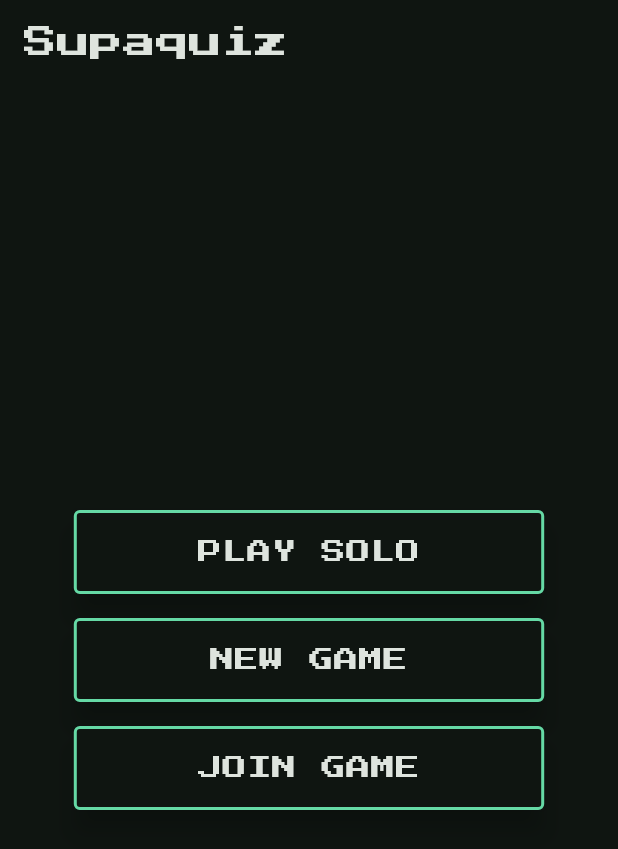
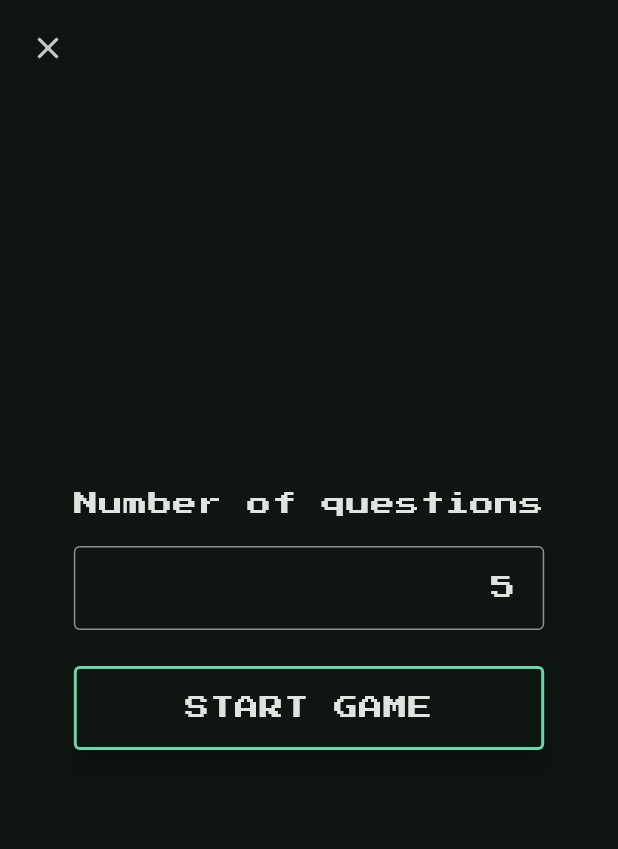
Before and after one commit to yallurium/supaquiz, a Flutter app: the screen it shows after launch, after a tap on "PLAY SOLO", on a phone screen of 412 x 824 dp. Shown: the top 849 px of the screen. Run offline on Flutter 3.47's test engine with Material 2 defaults, Android fonts, the light colour scheme and no system bars; our stand-ins replace google_fonts.

Commit message:
Add support for solo games

```diff
--- /dev/null
+++ b/lib/dependencies.dart
@@ -0,0 +1,32 @@
+import 'package:flutter/widgets.dart';
+import 'package:supaquiz/repositories/trivia_repository.dart';
+import 'package:supaquiz/services/game_service.dart';
+
+class Dependencies extends InheritedWidget {
+  final GameService gameService;
+
+  factory Dependencies.init({required Widget child}) {
+    return Dependencies._(
+      gameService: GameService(TriviaRepository()),
+      child: child,
+    );
+  }
+
+  const Dependencies._({
+    Key? key,
+    required this.gameService,
+    required Widget child,
+  }) : super(key: key, child: child);
+
+  static Dependencies of(BuildContext context) {
+    final Dependencies? result =
+        context.dependOnInheritedWidgetOfExactType<Dependencies>();
+    assert(result != null, 'No Dependencies found in context');
+    return result!;
+  }
+
+  @override
+  bool updateShouldNotify(Dependencies oldWidget) {
+    return false;
+  }
+}
--- a/lib/main.dart
+++ b/lib/main.dart
@@ -1,7 +1,8 @@
 import 'package:flutter/material.dart';
+import 'package:supaquiz/dependencies.dart';
 import 'package:supaquiz/theme.dart';
 import 'package:supaquiz/views/home.dart';
-import 'package:supaquiz/widgets/option_button.dart';
+import 'package:supaquiz/widgets/app_screen.dart';
 
 void main() {
   runApp(const MyApp());
@@ -12,33 +13,11 @@ class MyApp extends StatelessWidget {
 
   @override
   Widget build(BuildContext context) {
-    return MaterialApp(
-      title: 'Supaquiz',
-      theme: theme,
-      home: const MyHomePage(title: 'Supaquiz'),
-    );
-  }
-}
-
-class MyHomePage extends StatefulWidget {
-  const MyHomePage({super.key, required this.title});
-
-  final String title;
-
-  @override
-  State<MyHomePage> createState() => _MyHomePageState();
-}
-
-class _MyHomePageState extends State<MyHomePage> {
-  @override
-  Widget build(BuildContext context) {
-    return Scaffold(
-      appBar: AppBar(
-        title: Text(widget.title),
-      ),
-      body: Center(
-        child: FractionallySizedBox(
-          widthFactor: 0.8,
+    return Dependencies.init(
+      child: MaterialApp(
+        title: 'Supaquiz',
+        theme: theme,
+        home: AppScreen(
           child: const HomeView(),
         ),
       ),
--- /dev/null
+++ b/lib/models/solo_game.dart
@@ -0,0 +1,30 @@
+import 'package:supaquiz/models/trivia_question.dart';
+
+class SoloGame {
+  final Iterator<TriviaQuestion> _iterator;
+  final int totalQuestions;
+
+  int _correctAnswers = 0;
+
+  SoloGame(List<TriviaQuestion> questions)
+      : _iterator = questions.iterator,
+        totalQuestions = questions.length;
+
+  int get correctAnswers => _correctAnswers;
+
+  TriviaQuestion? get nextQuestion {
+    final hasNext = _iterator.moveNext();
+    if (hasNext) {
+      return _iterator.current;
+    }
+    return null;
+  }
+
+  bool validateAnswer(String answer, TriviaQuestion question) {
+    if (question.correctAnswer != answer) {
+      return false;
+    }
+    _correctAnswers += 1;
+    return true;
+  }
+}
--- a/lib/models/trivia_question.dart
+++ b/lib/models/trivia_question.dart
@@ -8,16 +8,16 @@ class TriviaQuestion {
   final String correctAnswer;
   final List<String> incorrectAnswers;
   final String question;
+  final List<String> answers;
 
   TriviaQuestion(
-      this.category, this.correctAnswer, this.incorrectAnswers, this.question);
+      this.category, this.correctAnswer, this.incorrectAnswers, this.question)
+      : answers = List.of(incorrectAnswers)
+          ..add(correctAnswer)
+          ..shuffle();
 
   factory TriviaQuestion.fromJson(Map<String, dynamic> json) =>
       _$TriviaQuestionFromJson(json);
 
   Map<String, dynamic> toJson() => _$TriviaQuestionToJson(this);
-
-  List<String> get answers => List.of(incorrectAnswers)
-    ..add(correctAnswer)
-    ..shuffle();
 }
--- a/lib/repositories/trivia_repository.dart
+++ b/lib/repositories/trivia_repository.dart
@@ -7,8 +7,9 @@ class TriviaRepository {
   static const _authority = 'the-trivia-api.com';
 
   // TODO Pass parameters.
-  Future<List<TriviaQuestion>> getQuestions() async {
-    final url = Uri.https(_authority, 'api/questions');
+  Future<List<TriviaQuestion>> getQuestions(int numOfQuestions) async {
+    final url = Uri.https(
+        _authority, 'api/questions', {'limit': numOfQuestions.toString()});
     final response = await http.get(url);
     final questions = jsonDecode(utf8.decode(response.bodyBytes)) as List;
     return questions
--- /dev/null
+++ b/lib/services/game_service.dart
@@ -0,0 +1,13 @@
+import 'package:supaquiz/models/solo_game.dart';
+import 'package:supaquiz/repositories/trivia_repository.dart';
+
+class GameService {
+  final TriviaRepository triviaRepository;
+
+  GameService(this.triviaRepository);
+
+  Future<SoloGame> newSoloGame(int numOfQuestions) async {
+    final questions = await triviaRepository.getQuestions(numOfQuestions);
+    return SoloGame(questions);
+  }
+}
--- a/lib/views/home.dart
+++ b/lib/views/home.dart
@@ -1,7 +1,7 @@
 import 'package:flutter/material.dart';
 import 'package:supaquiz/repositories/trivia_repository.dart';
-import 'package:supaquiz/views/game/game.dart';
-import 'package:supaquiz/widgets/option_button.dart';
+import 'package:supaquiz/views/solo_game/solo_game_settings.dart';
+import 'package:supaquiz/widgets/app_button.dart';
 
 class HomeView extends StatelessWidget {
   const HomeView({Key? key}) : super(key: key);
@@ -11,34 +11,19 @@ class HomeView extends StatelessWidget {
     return Column(
       mainAxisAlignment: MainAxisAlignment.center,
       children: <Widget>[
-        Row(
-          children: [
-            Expanded(
-              child: OptionButton(
+        AppButton.expanded(
           onPressed: () async {
-                  final questions = await TriviaRepository().getQuestions();
             Navigator.push(
               context,
               MaterialPageRoute(
-                      builder: (_) => GameView(questions: questions),
+                builder: (_) => SoloGameSettings(),
               ),
             );
           },
           label: 'Play solo',
         ),
-            ),
-          ],
-        ),
-        Row(
-          children: [
-            Expanded(child: OptionButton(onPressed: () {}, label: 'New game')),
-          ],
-        ),
-        Row(
-          children: [
-            Expanded(child: OptionButton(onPressed: () {}, label: 'Join game')),
-          ],
-        ),
+        AppButton.expanded(onPressed: () {}, label: 'Host game'),
+        AppButton.expanded(onPressed: () {}, label: 'Join game'),
       ],
     );
   }
--- /dev/null
+++ b/lib/views/solo_game/solo_game_settings.dart
@@ -0,0 +1,50 @@
+import 'package:flutter/material.dart';
+import 'package:supaquiz/dependencies.dart';
+import 'package:supaquiz/models/solo_game.dart';
+import 'package:supaquiz/views/solo_game/solo_game_view.dart';
+import 'package:supaquiz/widgets/app_button.dart';
+import 'package:supaquiz/widgets/app_input_field.dart';
+import 'package:supaquiz/widgets/app_screen.dart';
+import 'package:supaquiz/widgets/screen_loader.dart';
+import 'package:supaquiz/widgets/setting_heading.dart';
+
+class SoloGameSettings extends StatelessWidget {
+  final numOfQuestionsController = TextEditingController(text: '5');
+
+  SoloGameSettings({Key? key}) : super(key: key);
+
+  @override
+  Widget build(BuildContext context) {
+    return AppScreen(
+      child: Column(
+        mainAxisSize: MainAxisSize.min,
+        children: [
+          SettingHeading(text: 'Number of questions'),
+          AppInputField.number(
+            controller: numOfQuestionsController,
+          ),
+          const SizedBox(height: 8.0),
+          AppButton.expanded(
+            label: 'Start game',
+            onPressed: () {
+              final numOfQuestions =
+                  int.tryParse(numOfQuestionsController.text) ?? 5;
+              Navigator.pushReplacement(
+                context,
+                MaterialPageRoute(
+                  builder: (_) => ScreenLoader<SoloGame>(
+                      future: Dependencies.of(context)
+                          .gameService
+                          .newSoloGame(numOfQuestions),
+                      builder: (context, game) {
+                        return SoloGameView(game: game);
+                      }),
+                ),
+              );
+            },
+          ),
+        ],
+      ),
+    );
+  }
+}
--- a/lib/widgets/option_button.dart
+++ b/lib/widgets/app_button.dart
@@ -1,18 +1,43 @@
 import 'package:flutter/material.dart';
 import 'package:supaquiz/theme.dart';
 
-class OptionButton extends StatelessWidget {
+class AppButton extends StatelessWidget {
   final String label;
-  final VoidCallback onPressed;
+  final Color? backgroundColor;
+  final VoidCallback? onPressed;
+  final bool expanded;
 
-  const OptionButton({
+  const AppButton.expanded({
     Key? key,
     required this.label,
     required this.onPressed,
-  }) : super(key: key);
+    this.backgroundColor,
+  })  : expanded = true,
+        super(key: key);
+
+  const AppButton({
+    Key? key,
+    required this.label,
+    required this.onPressed,
+    this.backgroundColor,
+  })  : expanded = false,
+        super(key: key);
 
   @override
   Widget build(BuildContext context) {
+    if (expanded) {
+      return Row(
+        children: [
+          Expanded(
+            child: _button(context),
+          )
+        ],
+      );
+    }
+    return _button(context);
+  }
+
+  Widget _button(BuildContext context) {
     return Padding(
       padding: const EdgeInsets.all(8.0),
       child: Material(
@@ -27,6 +52,7 @@ class OptionButton extends StatelessWidget {
               color: supabaseGreen,
               width: 2,
             ),
+            backgroundColor: backgroundColor,
           ),
           child: Padding(
             padding:
--- /dev/null
+++ b/lib/widgets/app_input_field.dart
@@ -0,0 +1,55 @@
+import 'package:flutter/material.dart';
+import 'package:flutter/services.dart';
+import 'package:supaquiz/theme.dart';
+
+class AppInputField extends StatelessWidget {
+  final TextEditingController controller;
+  final TextInputType keyboardType;
+  final TextDirection? textDirection;
+  final List<TextInputFormatter> inputFormatters;
+
+  factory AppInputField.number({
+    Key? key,
+    required TextEditingController controller,
+  }) {
+    return AppInputField(
+      key: key,
+      controller: controller,
+      keyboardType: TextInputType.number,
+      inputFormatters: [
+        FilteringTextInputFormatter.digitsOnly,
+      ],
+      textDirection: TextDirection.rtl,
+    );
+  }
+
+  const AppInputField({
+    Key? key,
+    required this.controller,
+    required this.keyboardType,
+    this.inputFormatters = const [],
+    this.textDirection,
+  }) : super(key: key);
+
+  @override
+  Widget build(BuildContext context) {
+    return Padding(
+      padding: const EdgeInsets.all(8.0),
+      child: TextField(
+        keyboardType: keyboardType,
+        textDirection: textDirection,
+        controller: controller,
+        inputFormatters: inputFormatters,
+        decoration: InputDecoration(
+          border: OutlineInputBorder(
+            borderRadius: BorderRadius.all(Radius.circular(4.0)),
+            borderSide: BorderSide(
+              color: supabaseGreen,
+              width: 2,
+            ),
+          ),
+        ),
+      ),
+    );
+  }
+}
--- /dev/null
+++ b/lib/widgets/app_screen.dart
@@ -0,0 +1,39 @@
+import 'package:flutter/material.dart';
+
+class AppScreen extends StatelessWidget {
+  final Widget child;
+
+  const AppScreen({Key? key, required this.child}) : super(key: key);
+
+  @override
+  Widget build(BuildContext context) {
+    return Scaffold(
+      body: SafeArea(
+        child: Stack(
+          children: [
+            if (Navigator.canPop(context))
+              Padding(
+                padding: const EdgeInsets.all(8.0),
+                child: IconButton(
+                  onPressed: () {
+                    Navigator.pop(context);
+                  },
+                  icon: Icon(
+                    Icons.close,
+                    size: 24.0,
+                  ),
+                ),
+              ),
+            Center(
+              child: FractionallySizedBox(
+                widthFactor: 0.8,
+                alignment: Alignment.center,
+                child: child,
+              ),
+            ),
+          ],
+        ),
+      ),
+    );
+  }
+}
--- /dev/null
+++ b/lib/widgets/setting_heading.dart
@@ -0,0 +1,21 @@
+import 'package:flutter/material.dart';
+
+class SettingHeading extends StatelessWidget {
+  final String text;
+
+  const SettingHeading({
+    Key? key,
+    required this.text,
+  }) : super(key: key);
+
+  @override
+  Widget build(BuildContext context) {
+    return Padding(
+      padding: const EdgeInsets.all(8.0),
+      child: Text(
+        text,
+        style: Theme.of(context).textTheme.bodyLarge,
+      ),
+    );
+  }
+}
```
Also changed, not shown: lib/views/game/game.dart (+3 -9 lines), lib/views/game/round.dart (+48 -13 lines), lib/views/solo_game/solo_game_score.dart (added, +62 -0 lines), lib/views/solo_game/solo_game_view.dart (added, +59 -0 lines), lib/widgets/screen_loader.dart (added, +46 -0 lines). Lines whose indentation alone changed are shown as unchanged.
